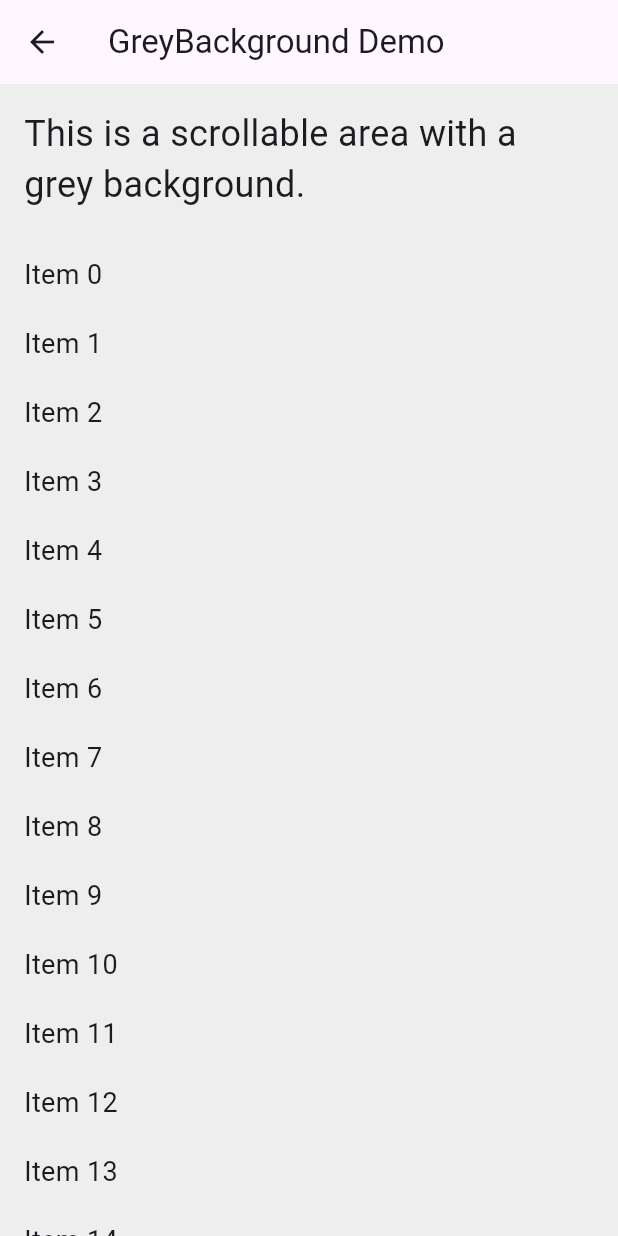
After one commit to lumeav/SimpleCook, a Flutter app: the screen it shows after launch, after a tap on "GreyBackground", on a phone screen of 412 x 824 dp. The commit adds this screen. Run offline on Flutter 3.47's test engine with Material 3 defaults, Android fonts, the phone set to English and light mode, and no system bars; our stand-ins replace flutter_typeahead, font_awesome_flutter, phosphor_flutter, syncfusion_flutter_sliders; missing offline and left inert: syncfusion_flutter_core.

Commit message:
added new widget scrollable GreyBackground

```diff
--- a/simple_cook/lib/main.dart
+++ b/simple_cook/lib/main.dart
@@ -6,6 +6,7 @@ import 'package:simple_cook/widgets/filterIcon.dart';
 import 'package:simple_cook/widgets/ButtonHeart.dart';
 import 'package:simple_cook/widgets/RecipeInfos.dart';
 import 'package:simple_cook/widgets/searchBar.dart';
+import 'package:simple_cook/widgets/GreyBackground.dart';
 import 'widgets/appBar.dart';
 
 //This is main_dummy.dart to test widgets using dummy data. It is currently named "main.dart" to ensure starting this after starting the application
@@ -111,12 +112,33 @@ class MainPage extends StatelessWidget {
               );
             },
           ),
+          ListTile(
+            title: Text('GreyBackground'),
+            onTap: () {
+              Navigator.push(
+                context,
+                MaterialPageRoute(builder: (context) => CustomGreyBackground()),
+              );
+            }
+          )
         ],
       ),
     );
   }
 }
 
+
+class CustomGreyBackground extends StatelessWidget {
+  @override
+  Widget build(BuildContext context) {
+    return Scaffold(
+      appBar: AppBar(title: Text('GreyBackground Demo')),
+      body: Center(
+        child: GreyBackground(),
+      ),
+    );
+  }
+}
 
 class CustomRecipeInfos extends StatelessWidget {
   @override
--- /dev/null
+++ b/simple_cook/lib/widgets/GreyBackground.dart
@@ -0,0 +1,40 @@
+import 'package:flutter/material.dart';
+
+class GreyBackground extends StatelessWidget {
+  @override
+  Widget build(BuildContext context) {
+    return LayoutBuilder(
+      builder: (context, constraints) {
+        return SingleChildScrollView(
+          child: ConstrainedBox(
+            constraints: BoxConstraints(
+              minWidth: constraints.maxWidth,
+            ),
+            child: Container(
+              color: Colors.grey[200], // Light grey background color
+              padding: EdgeInsets.all(16.0),
+              child: Column(
+                crossAxisAlignment: CrossAxisAlignment.start,
+                children: [
+                  Text(
+                    'This is a scrollable area with a grey background.',
+                    style: TextStyle(fontSize: 24),
+                  ),
+                  SizedBox(height: 20),
+                  // Add more widgets Here !!!!!!!!!!!!!! ToDo
+                  for (int i = 0;
+                      i < 50;
+                      i++) // Increase the number of items to ensure scrolling
+                    Padding(
+                      padding: const EdgeInsets.symmetric(vertical: 10.0),
+                      child: Text('Item $i', style: TextStyle(fontSize: 18)),
+                    ),
+                ],
+              ),
+            ),
+          ),
+        );
+      },
+    );
+  }
+}
```
